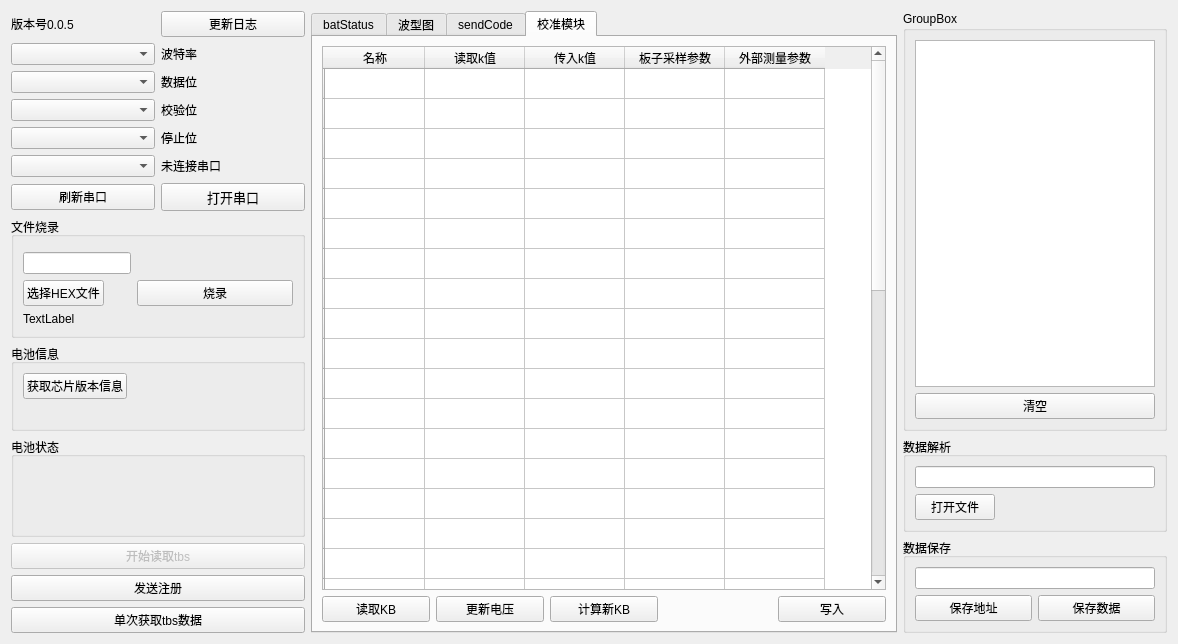
The window that qtproj/widget.ui (Fboxtt/qt_proj) describes before a commit, drawn with Qt 5.
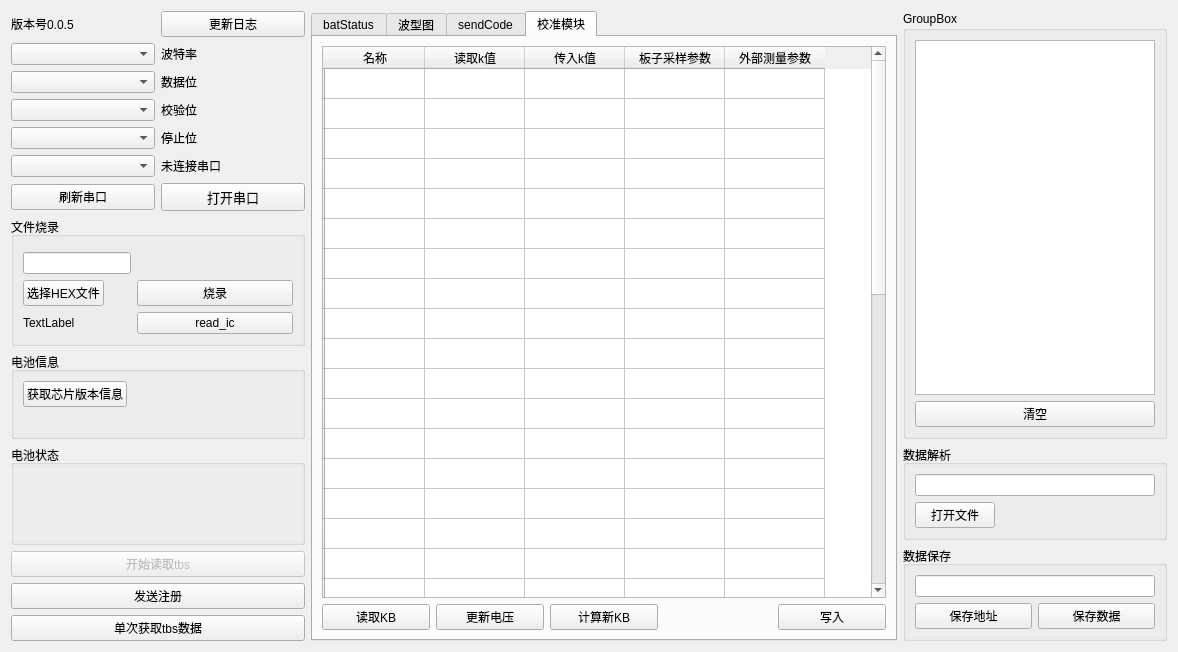
The same window after the commit.

Commit message: 增加两个烧录函数和按钮

```diff
--- a/qtproj/widget.ui
+++ b/qtproj/widget.ui
@@ -47,6 +47,13 @@
         </property>
        </widget>
       </item>
+      <item row="3" column="1">
+       <widget class="QPushButton" name="pushButton_11">
+        <property name="text">
+         <string>read_ic</string>
+        </property>
+       </widget>
+      </item>
      </layout>
     </widget>
    </item>
```
The commit also changes 2 other files.
